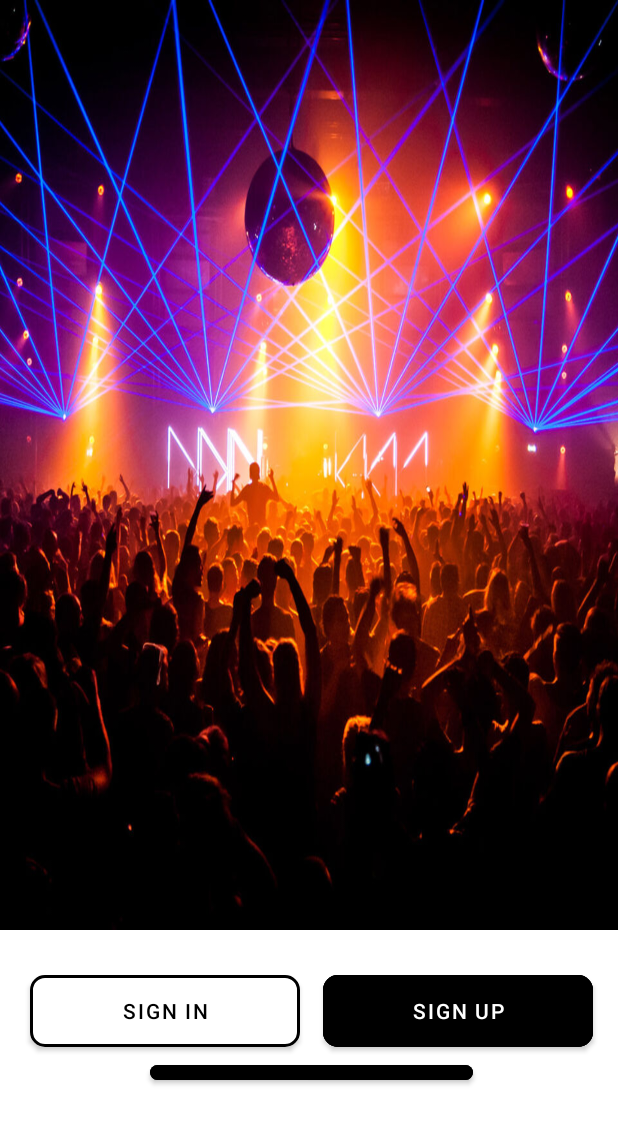
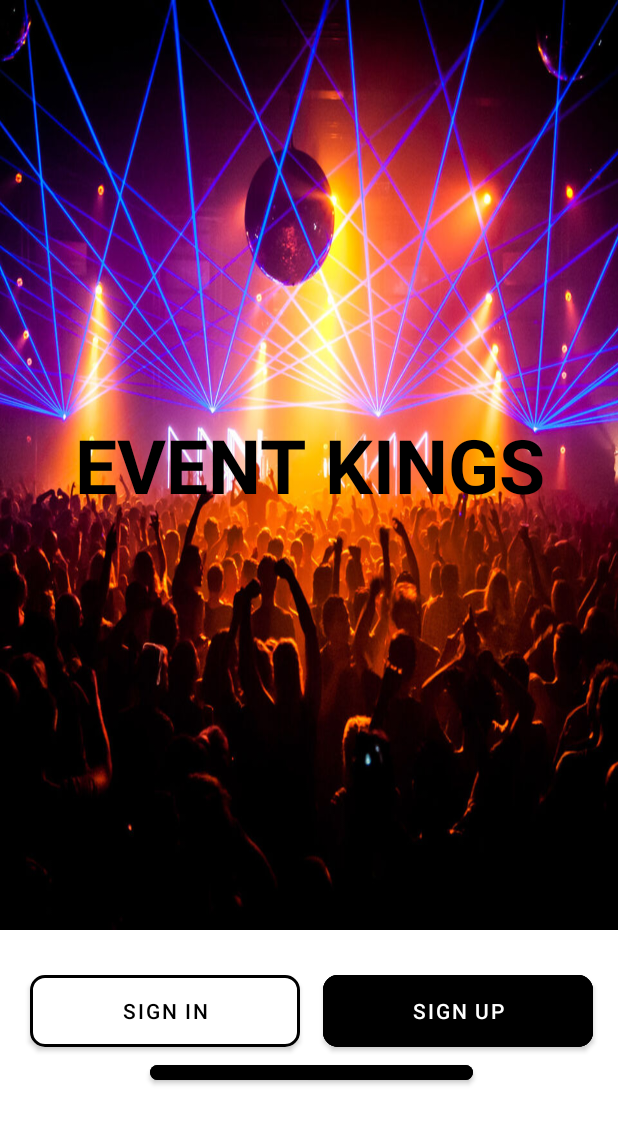
Before and after one commit to pcoderch/FinalProjectEvents, an Android app: the screen it shows after launch (MainActivity), on a phone screen of 412 x 824 dp. Shown: the top 1124 px of the screen. Run offline under Robolectric (Android 15) with nearby library versions, the phone set to English and light mode, and no system bars.

Commit message:
colors syncrony

```diff
--- a/app/src/main/res/drawable/gradientbackground.xml
+++ b/app/src/main/res/drawable/gradientbackground.xml
@@ -2,5 +2,5 @@
 <shape xmlns:android="http://schemas.android.com/apk/res/android">
 <gradient android:angle="45"
     android:startColor="@color/azul_claro"
-    android:endColor="@color/azul_claro"/>
+    android:endColor="@color/teal_flojo"/>
 </shape>
--- a/app/src/main/res/layout/activity_main.xml
+++ b/app/src/main/res/layout/activity_main.xml
@@ -9,6 +9,10 @@
     <LinearLayout
         android:layout_width="match_parent"
         android:layout_height="620dp">
+        <RelativeLayout
+            android:layout_width="match_parent"
+            android:layout_height="match_parent" >
+
             <ImageView
                 android:id="@+id/imageView1"
                 android:layout_width="wrap_content"
@@ -17,7 +21,27 @@
                 android:scaleType="fitXY"
                 android:src="@drawable/startimage"
                 android:contentDescription="@string/startBackground" />
+
+            <TextView
+                android:id="@+id/myImageViewText"
+                android:layout_width="wrap_content"
+                android:layout_height="wrap_content"
+                android:layout_alignStart="@id/imageView1"
+                android:layout_alignTop="@id/imageView1"
+                android:layout_alignEnd="@id/imageView1"
+                android:layout_alignBottom="@id/imageView1"
+                android:layout_marginStart="1dp"
+                android:layout_marginTop="1dp"
+                android:layout_marginEnd="1dp"
+                android:layout_marginBottom="1dp"
+                android:gravity="center"
+                android:text="@string/nameApp"
+                android:textSize="50sp"
+                android:textStyle="bold"
+                android:textColor="@color/black" />
+        </RelativeLayout>
     </LinearLayout>
+
     <LinearLayout
         android:layout_marginTop="620dp"
         android:layout_width="411dp"
--- a/app/src/main/res/layout/create_event.xml
+++ b/app/src/main/res/layout/create_event.xml
@@ -29,7 +29,7 @@
                 android:layout_marginTop="10dp"
                 android:text="@string/create_event"
                 android:textAlignment="center"
-                android:textColor="#0D94FF"
+                android:textColor="@color/verde"
                 android:textSize="45sp"
                 android:textStyle="bold" />
 
--- a/app/src/main/res/layout/edit_profile.xml
+++ b/app/src/main/res/layout/edit_profile.xml
@@ -20,7 +20,7 @@
         android:layout_marginTop="10dp"
         android:text="@string/edit_profile_title"
         android:textAlignment="center"
-        android:textColor="#009688"
+        android:textColor="@color/verde"
         android:textSize="45sp"
         android:textStyle="bold" />
 
--- a/app/src/main/res/layout/sign_in.xml
+++ b/app/src/main/res/layout/sign_in.xml
@@ -19,9 +19,11 @@
         android:layout_height="60dp"
         android:text="@string/SignIn"
         android:layout_marginTop="10dp"
-        android:layout_marginStart="20dp"
         android:textSize="45sp"
-        android:textStyle="italic">
+        android:textStyle="bold"
+        android:textColor="@color/verde"
+        android:textAlignment="center">
+
     </TextView>
 
     <EditText
--- a/app/src/main/res/layout/sign_out.xml
+++ b/app/src/main/res/layout/sign_out.xml
@@ -13,7 +13,7 @@
         android:textAlignment="center"
         android:layout_gravity="center"
         android:paddingTop="200dp"
-        android:textColor="@color/black"
+        android:textColor="@color/verde"
         android:textSize="34sp"
         android:textStyle="bold" />
 
--- a/app/src/main/res/layout/sign_up.xml
+++ b/app/src/main/res/layout/sign_up.xml
@@ -24,10 +24,10 @@
             android:layout_height="60dp"
             android:text="@string/SignUp"
             android:layout_marginTop="20dp"
-            android:gravity="center"
+            android:layout_marginStart="40dp"
             android:textSize="45sp"
             android:textStyle="bold"
-            android:textColor="@color/teal_flojo"
+            android:textColor="@color/verde"
             >
         </TextView>
     </LinearLayout>
--- a/app/src/main/res/values/colors.xml
+++ b/app/src/main/res/values/colors.xml
@@ -9,7 +9,7 @@
     <color name="azul_oscuro">#0019A3</color>
     <color name="azul_claro">#FF0D94FF</color>
     <color name="teal_flojo">#03BDAB</color>
-    <color name="verde">#016867</color>
+    <color name="verde">#009688</color>
     <color name="black">#FF000000</color>
     <color name="white">#FFFFFFFF</color>
     <color name="red">#FF0000</color>
--- a/app/src/main/res/values/strings.xml
+++ b/app/src/main/res/values/strings.xml
@@ -4,8 +4,9 @@
     <string name="ButtonSignUp">SIGN UP</string>
     <string name="startBackground">mainPageBackground</string>
     <string name="backArrow">back arrow image</string>
-    <string name="SignUp">Sign Up</string>
-    <string name="SignIn">Sign In</string>
+    <string name="SignUp">SIGN UP</string>
+    <string name="SignIn">SIGN IN</string>
+    <string name="nameApp">EVENT KINGS</string>
     <string name="e_firstName">Enter your Name</string>
     <string name="e_lastName">Enter your Last Name</string>
     <string name="e_email">Enter a valid email</string>
```
Lines whose indentation alone changed are shown as unchanged.
